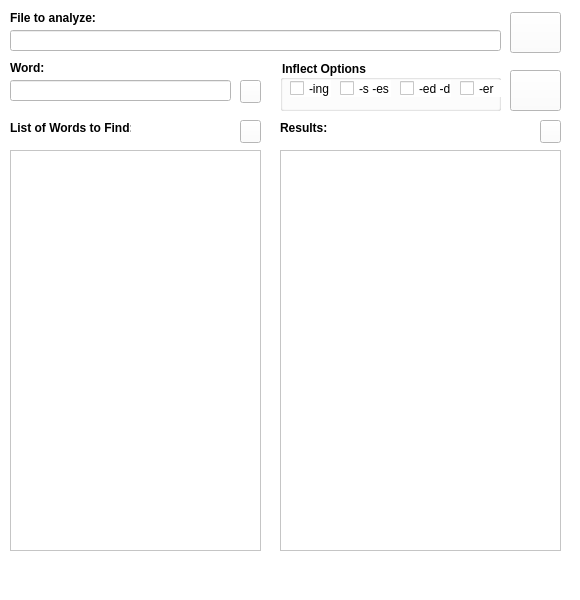
Old version of the form main.ui in the repository SGLMaster/WordFrequencyAnalyzer.
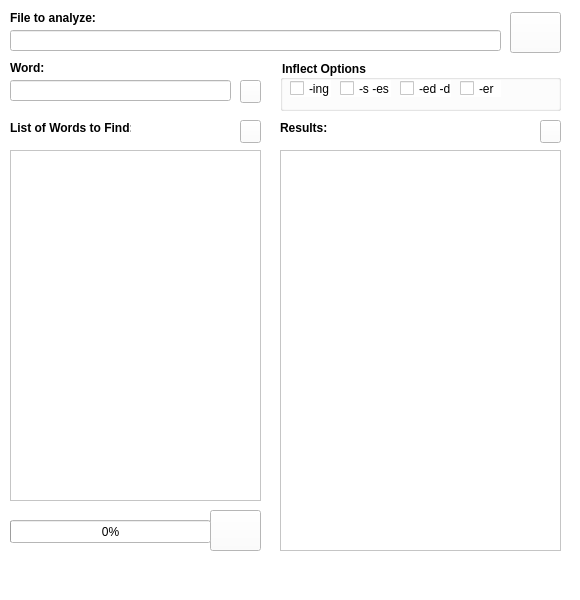
New version of the form. Icons and pictures are not drawn.

```diff
--- a/main.ui
+++ b/main.ui
@@ -103,7 +103,7 @@
      <rect>
       <x>280</x>
       <y>60</y>
-      <width>221</width>
+      <width>281</width>
       <height>51</height>
      </rect>
     </property>
@@ -196,8 +196,8 @@
    <widget class="QPushButton" name="pushRun">
     <property name="geometry">
      <rect>
-      <x>510</x>
-      <y>70</y>
+      <x>210</x>
+      <y>510</y>
       <width>51</width>
       <height>41</height>
      </rect>
@@ -316,7 +316,7 @@
       <x>10</x>
       <y>150</y>
       <width>251</width>
-      <height>401</height>
+      <height>351</height>
      </rect>
     </property>
     <property name="selectionMode">
@@ -392,6 +392,19 @@
      <bool>false</bool>
     </property>
    </widget>
+   <widget class="QProgressBar" name="progressBar">
+    <property name="geometry">
+     <rect>
+      <x>10</x>
+      <y>520</y>
+      <width>201</width>
+      <height>23</height>
+     </rect>
+    </property>
+    <property name="value">
+     <number>0</number>
+    </property>
+   </widget>
   </widget>
   <widget class="QMenuBar" name="menubar">
    <property name="geometry">
```
Left out of the diff: 3 changed lines with no effect on the pictures.
